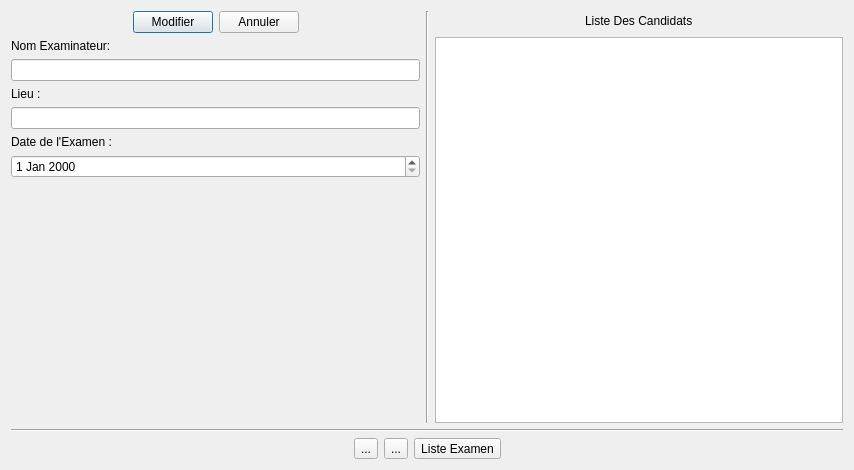
Above: Auto_Ecole/examen/detailsexam.ui from AmineHouari98/auto_Ecole before the change. Below: the same form after it.
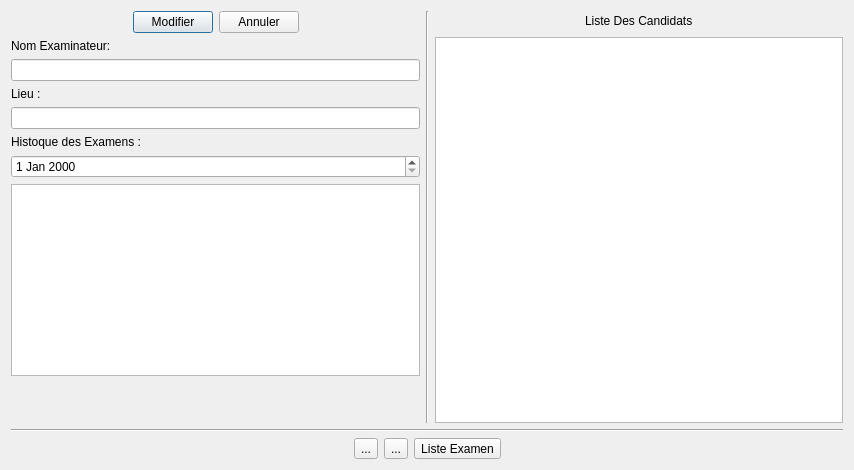
That is the form after the change.

Patch:
```diff
--- a/Auto_Ecole/examen/detailsexam.ui
+++ b/Auto_Ecole/examen/detailsexam.ui
@@ -99,7 +99,7 @@
              <item>
               <widget class="QLabel" name="label_7">
                <property name="text">
-                <string>Date de l'Examen :</string>
+                <string>Histoque des Examens :</string>
                </property>
               </widget>
              </item>
@@ -110,6 +110,9 @@
            </item>
           </layout>
          </item>
+         <item>
+          <widget class="QTableWidget" name="tableWidget_2"/>
+         </item>
          <item>
           <spacer name="verticalSpacer">
            <property name="orientation">
```
